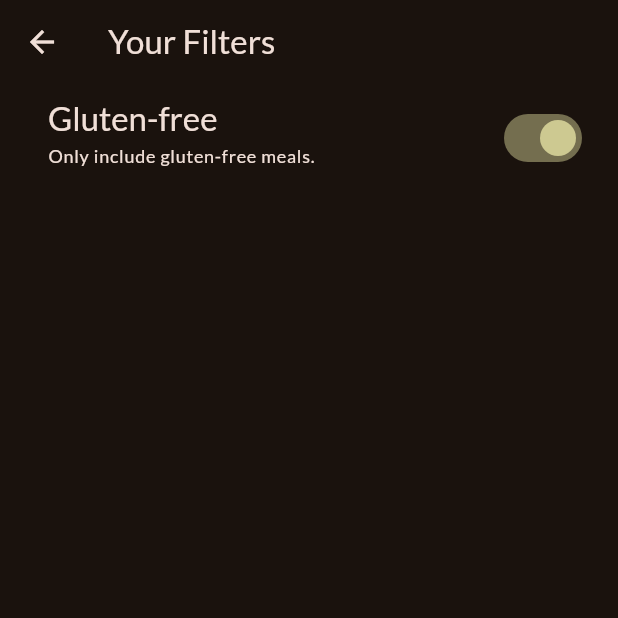
After one commit to TmajidT/flutter_meals, a Flutter app: the FiltersScreen screen opened directly, after a tap on "Gluten-free", on a phone screen of 412 x 824 dp, the top half of it. The commit adds this screen. Run offline on Flutter 3.47's test engine with Material 2 defaults, Android fonts, the phone set to English and light mode, and no system bars; our stand-ins replace google_fonts, transparent_image.

Commit message:
added filters screen

```diff
--- /dev/null
+++ b/lib/screens/filters.dart
@@ -0,0 +1,60 @@
+import 'package:flutter/material.dart';
+// import 'package:meals/widgets/main_drawer.dart';
+// import 'package:meals/screens/tabs.dart';
+
+class FiltersScreen extends StatefulWidget {
+  const FiltersScreen({super.key});
+
+  @override
+  State<FiltersScreen> createState() => _FiltersScreenState();
+}
+
+class _FiltersScreenState extends State<FiltersScreen> {
+  var _glutenFreeFilterSet = false;
+  @override
+  Widget build(BuildContext context) {
+    return Scaffold(
+      appBar: AppBar(
+        title: const Text('Your Filters'),
+      ),
+      // drawer: MainDrawer(
+      //   onSelectScreen: (identifier) {
+      //     Navigator.of(context).pop();
+      //     if (identifier == 'meals') {
+      //       Navigator.of(context).pushReplacement(
+      //         MaterialPageRoute(
+      //           builder: (ctx) => const TabsScreen(),
+      //         ),
+      //       );
+      //     }
+      //   },
+      // ),
+      body: Column(
+        children: [
+          SwitchListTile(
+            value: _glutenFreeFilterSet,
+            onChanged: (isChecked) {
+              setState(() {
+                _glutenFreeFilterSet = isChecked;
+              });
+            },
+            title: Text(
+              'Gluten-free',
+              style: Theme.of(context).textTheme.titleLarge!.copyWith(
+                    color: Theme.of(context).colorScheme.onBackground,
+                  ),
+            ),
+            subtitle: Text(
+              'Only include gluten-free meals.',
+              style: Theme.of(context).textTheme.labelMedium!.copyWith(
+                    color: Theme.of(context).colorScheme.onBackground,
+                  ),
+            ),
+            activeColor: Theme.of(context).colorScheme.tertiary,
+            contentPadding: const EdgeInsets.only(left: 32, right: 20),
+          ),
+        ],
+      ),
+    );
+  }
+}
--- a/lib/screens/tabs.dart
+++ b/lib/screens/tabs.dart
@@ -3,6 +3,7 @@ import 'package:meals/screens/categories.dart';
 import 'package:meals/screens/meals.dart';
 import 'package:meals/models/meal.dart';
 import 'package:meals/widgets/main_drawer.dart';
+import 'package:meals/screens/filters.dart';
 
 class TabsScreen extends StatefulWidget {
   const TabsScreen({super.key});
@@ -47,9 +48,10 @@ class _TabsScreenState extends State<TabsScreen> {
   }
 
   void _serScreen(String identifier) {
+    Navigator.pop(context);
     if (identifier == 'filters') {
-    } else {
-      Navigator.pop(context);
+      Navigator.of(context)
+          .push(MaterialPageRoute(builder: (ctx) => const FiltersScreen(),),);
     }
   }
 
```
